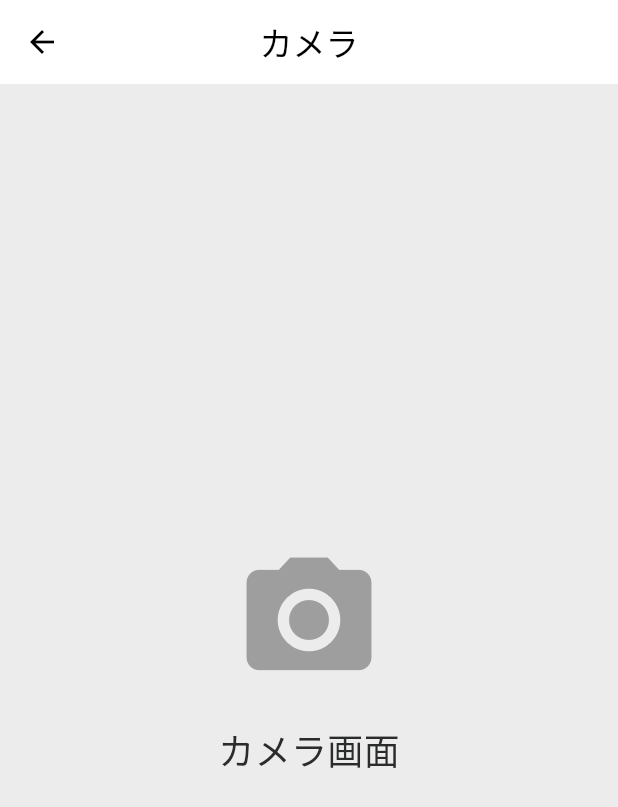
After one commit to otoka34/EGH_2025_ChemiLens, a Flutter app: the CameraScreen screen opened directly, on a phone screen of 412 x 824 dp. The commit adds this screen. Shown: the top 807 px of the screen. Run offline on Flutter 3.47's test engine with Material 3 defaults, Android fonts, the phone set to English and light mode, and no system bars; our stand-ins replace dio, flutter_svg, go_router, image_picker, webview_flutter; missing offline and left inert: ar_flutter_plugin, model_viewer_plus.

```diff
--- /dev/null
+++ b/lib/screens/camera/camera_screen.dart
@@ -0,0 +1,34 @@
+import 'package:flutter/material.dart';
+
+class CameraScreen extends StatelessWidget {
+  const CameraScreen({Key? key}) : super(key: key);
+
+  @override
+  Widget build(BuildContext context) {
+    return Scaffold(
+      appBar: AppBar(
+        title: const Text('カメラ'),
+        backgroundColor: Colors.white,
+        foregroundColor: Colors.black,
+        elevation: 0,
+      ),
+      body: Center(
+        child: Column(
+          mainAxisAlignment: MainAxisAlignment.center,
+          children: const [
+            Icon(
+              Icons.camera_alt,
+              size: 100,
+              color: Colors.grey,
+            ),
+            SizedBox(height: 20),
+            Text(
+              'カメラ画面',
+              style: TextStyle(fontSize: 24),
+            ),
+          ],
+        ),
+      ),
+    );
+  }
+}
--- a/lib/screens/splash/splash_screen.dart
+++ b/lib/screens/splash/splash_screen.dart
@@ -36,7 +36,7 @@ class _SplashScreenState extends State<SplashScreen> {
           duration: const Duration(milliseconds: 800),
           curve: Curves.easeOut,
           opacity: _opacity,
-          child: SvgPicture.asset('assets/images/Chemilens.svg', width: 240),
+          child: SvgPicture.asset('assets/images/app_icon2.svg', width: 240),
         ),
       ),
     );
--- a/pubspec.yaml
+++ b/pubspec.yaml
@@ -44,6 +44,8 @@ flutter:
     - assets/images/app_bar_icon.svg
     - assets/fonts/
     - assets/images/
+    - assets/images/app_icon2.svg
+    - assets/images/camera_icon.svg
 
   fonts:
     - family: Fredoka
```
Also changed, not shown: lib/services/api_service.dart (+16 -13 lines), lib/widgets/app_bottom_navigation_bar.dart (added, +131 -0 lines), assets/images/app_icon2.svg (added), assets/images/camera_icon.svg (added), lib/routes/app_routes.dart (line endings or trailing spaces).
